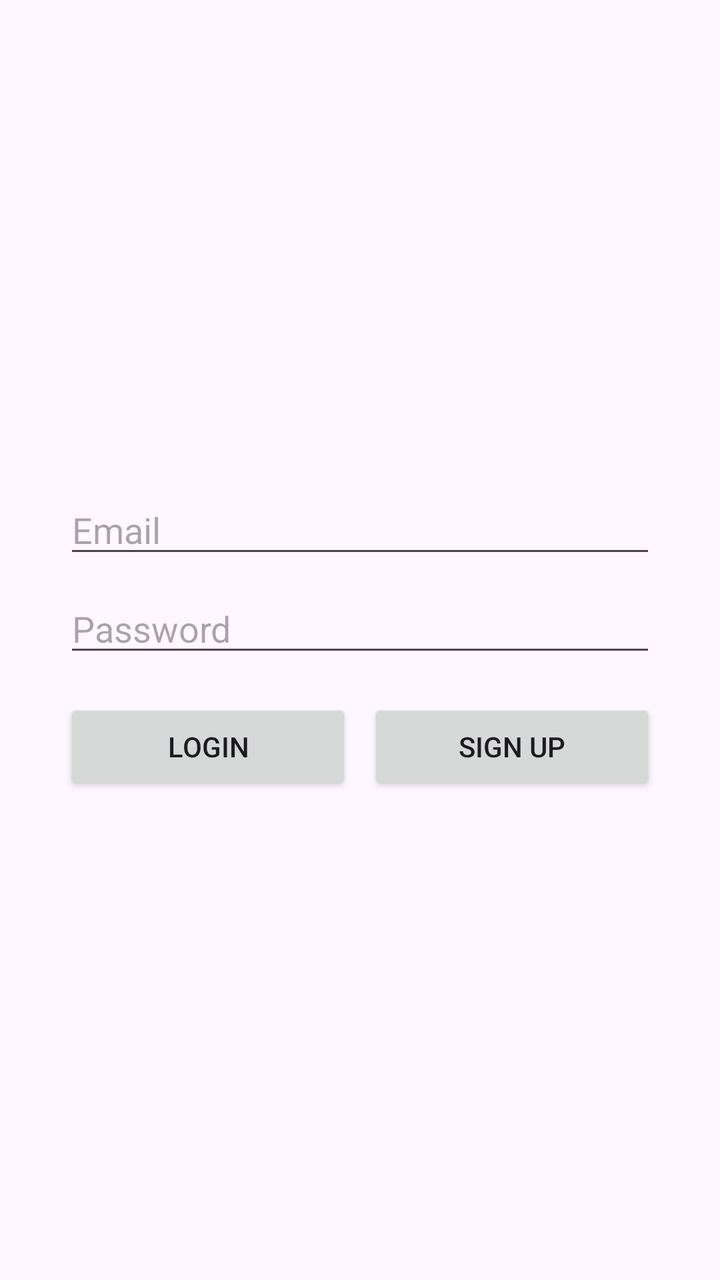
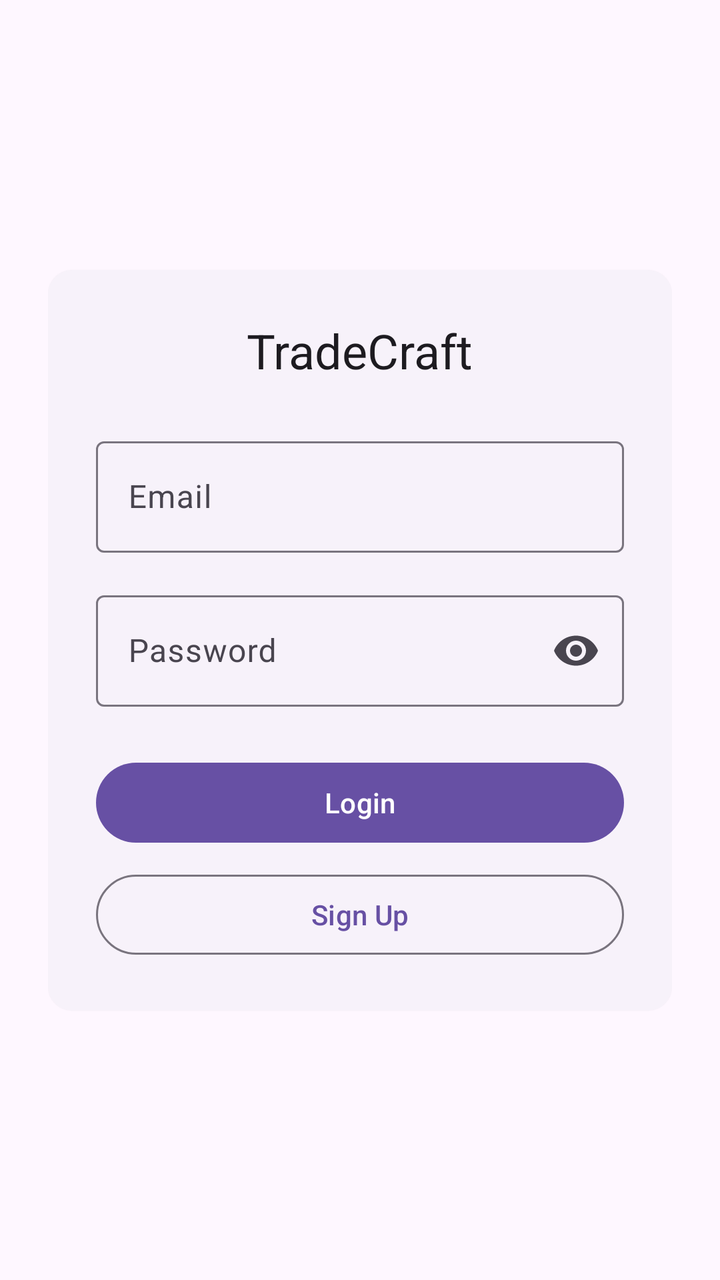

The first picture is an Android layout as it rendered before a commit; the second is the same layout after the commit. The layout source and the unified diff follow.
<!-- AndroidManifest.xml: application theme Theme.TradeCraft -->
<!-- res/layout/activity_login.xml -->
<?xml version="1.0" encoding="utf-8"?>
<LinearLayout xmlns:android="http://schemas.android.com/apk/res/android"
    xmlns:tools="http://schemas.android.com/tools"
    android:layout_width="match_parent"
    android:layout_height="match_parent"
    android:orientation="vertical"
    android:gravity="center"
    android:padding="32dp"
    tools:context=".ui.LoginActivity">

    <EditText
        android:id="@+id/email_input"
        android:layout_width="match_parent"
        android:layout_height="wrap_content"
        android:hint="@string/hint_email"
        android:inputType="textEmailAddress"
        android:autofillHints="emailAddress" />

    <EditText
        android:id="@+id/password_input"
        android:layout_width="match_parent"
        android:layout_height="wrap_content"
        android:layout_marginTop="8dp"
        android:hint="@string/hint_password"
        android:inputType="textPassword"
        android:autofillHints="password" />

    <LinearLayout
        android:layout_width="match_parent"
        android:layout_height="wrap_content"
        android:layout_marginTop="16dp"
        android:orientation="horizontal">

        <Button
            android:id="@+id/login_button"
            android:layout_width="0dp"
            android:layout_height="wrap_content"
            android:layout_weight="1"
            android:text="@string/action_login" />

        <Button
            android:id="@+id/signup_button"
            android:layout_width="0dp"
            android:layout_height="wrap_content"
            android:layout_weight="1"
            android:layout_marginStart="8dp"
            android:text="@string/action_signup" />
    </LinearLayout>

    <ProgressBar
        android:id="@+id/progress_bar"
        android:layout_width="wrap_content"
        android:layout_height="wrap_content"
        android:layout_marginTop="16dp"
        android:visibility="gone" />

    <TextView
        android:id="@+id/error_text"
        android:layout_width="match_parent"
        android:layout_height="wrap_content"
        android:layout_marginTop="16dp"
        android:textColor="@android:color/holo_red_dark"
        android:visibility="gone" />

</LinearLayout>
<!-- resources referenced by this layout -->
<resources>
  <string name="action_login">Login</string>
  <string name="action_signup">Sign Up</string>
  <string name="hint_email">Email</string>
  <string name="hint_password">Password</string>
  <style name="Theme.TradeCraft" parent="Base.Theme.TradeCraft" />
  <style name="Base.Theme.TradeCraft" parent="Theme.Material3.DayNight.NoActionBar">
          
          
      </style>
</resources>

<!-- the commit's change to res/layout/activity_login.xml (unified diff, before → after) -->
@@ -1,65 +1,104 @@
 <?xml version="1.0" encoding="utf-8"?>
-<LinearLayout xmlns:android="http://schemas.android.com/apk/res/android"
+<androidx.constraintlayout.widget.ConstraintLayout xmlns:android="http://schemas.android.com/apk/res/android"
+    xmlns:app="http://schemas.android.com/apk/res-auto"
     xmlns:tools="http://schemas.android.com/tools"
     android:layout_width="match_parent"
     android:layout_height="match_parent"
-    android:orientation="vertical"
-    android:gravity="center"
-    android:padding="32dp"
+    android:padding="@dimen/spacing_large"
     tools:context=".ui.LoginActivity">
 
-    <EditText
-        android:id="@+id/email_input"
-        android:layout_width="match_parent"
+    <com.google.android.material.card.MaterialCardView
+        android:id="@+id/login_card"
+        style="@style/Widget.Material3.CardView.Elevated"
+        android:layout_width="0dp"
         android:layout_height="wrap_content"
-        android:hint="@string/hint_email"
-        android:inputType="textEmailAddress"
-        android:autofillHints="emailAddress" />
+        app:layout_constraintWidth_max="@dimen/card_max_width"
+        app:layout_constraintTop_toTopOf="parent"
+        app:layout_constraintBottom_toBottomOf="parent"
+        app:layout_constraintStart_toStartOf="parent"
+        app:layout_constraintEnd_toEndOf="parent">
 
-    <EditText
-        android:id="@+id/password_input"
-        android:layout_width="match_parent"
-        android:layout_height="wrap_content"
-        android:layout_marginTop="8dp"
-        android:hint="@string/hint_password"
-        android:inputType="textPassword"
-        android:autofillHints="password" />
+        <LinearLayout
+            android:layout_width="match_parent"
+            android:layout_height="wrap_content"
+            android:orientation="vertical"
+            android:padding="@dimen/spacing_large">
 
-    <LinearLayout
-        android:layout_width="match_parent"
-        android:layout_height="wrap_content"
-        android:layout_marginTop="16dp"
-        android:orientation="horizontal">
+            <TextView
+                android:id="@+id/title_text"
+                android:layout_width="wrap_content"
+                android:layout_height="wrap_content"
+                android:layout_gravity="center_horizontal"
+                android:layout_marginBottom="@dimen/spacing_large"
+                android:text="@string/app_name"
+                android:textAppearance="?attr/textAppearanceHeadlineSmall" />
 
-        <Button
-            android:id="@+id/login_button"
-            android:layout_width="0dp"
-            android:layout_height="wrap_content"
-            android:layout_weight="1"
-            android:text="@string/action_login" />
+            <com.google.android.material.textfield.TextInputLayout
+                android:id="@+id/email_layout"
+                style="@style/Widget.Material3.TextInputLayout.OutlinedBox"
+                android:layout_width="match_parent"
+                android:layout_height="wrap_content"
+                android:hint="@string/hint_email">
 
-        <Button
-            android:id="@+id/signup_button"
-            android:layout_width="0dp"
-            android:layout_height="wrap_content"
-            android:layout_weight="1"
-            android:layout_marginStart="8dp"
-            android:text="@string/action_signup" />
-    </LinearLayout>
+                <com.google.android.material.textfield.TextInputEditText
+                    android:id="@+id/email_input"
+                    android:layout_width="match_parent"
+                    android:layout_height="wrap_content"
+                    android:autofillHints="emailAddress"
+                    android:inputType="textEmailAddress" />
+            </com.google.android.material.textfield.TextInputLayout>
 
-    <ProgressBar
-        android:id="@+id/progress_bar"
-        android:layout_width="wrap_content"
-        android:layout_height="wrap_content"
-        android:layout_marginTop="16dp"
-        android:visibility="gone" />
+            <com.google.android.material.textfield.TextInputLayout
+                android:id="@+id/password_layout"
+                style="@style/Widget.Material3.TextInputLayout.OutlinedBox"
+                android:layout_width="match_parent"
+                android:layout_height="wrap_content"
+                android:layout_marginTop="@dimen/spacing_medium"
+                android:hint="@string/hint_password"
+                app:endIconMode="password_toggle">
 
-    <TextView
-        android:id="@+id/error_text"
-        android:layout_width="match_parent"
-        android:layout_height="wrap_content"
-        android:layout_marginTop="16dp"
-        android:textColor="@android:color/holo_red_dark"
-        android:visibility="gone" />
+                <com.google.android.material.textfield.TextInputEditText
+                    android:id="@+id/password_input"
+                    android:layout_width="match_parent"
+                    android:layout_height="wrap_content"
+                    android:autofillHints="password"
+                    android:inputType="textPassword" />
+            </com.google.android.material.textfield.TextInputLayout>
 
-</LinearLayout>
+            <com.google.android.material.button.MaterialButton
+                android:id="@+id/login_button"
+                android:layout_width="match_parent"
+                android:layout_height="wrap_content"
+                android:layout_marginTop="@dimen/spacing_large"
+                android:text="@string/action_login" />
+
+            <com.google.android.material.button.MaterialButton
+                android:id="@+id/signup_button"
+                style="@style/Widget.Material3.Button.OutlinedButton"
+                android:layout_width="match_parent"
+                android:layout_height="wrap_content"
+                android:layout_marginTop="@dimen/spacing_small"
+                android:text="@string/action_signup" />
+
+            <ProgressBar
+                android:id="@+id/progress_bar"
+                android:layout_width="wrap_content"
+                android:layout_height="wrap_content"
+                android:layout_gravity="center_horizontal"
+                android:layout_marginTop="@dimen/spacing_medium"
+                android:visibility="gone" />
+
+            <TextView
+                android:id="@+id/error_text"
+                android:layout_width="match_parent"
+                android:layout_height="wrap_content"
+                android:layout_marginTop="@dimen/spacing_medium"
+                android:gravity="center"
+                android:textAppearance="?attr/textAppearanceBodyMedium"
+                android:textColor="?attr/colorError"
+                android:visibility="gone" />
+
+        </LinearLayout>
+    </com.google.android.material.card.MaterialCardView>
+
+</androidx.constraintlayout.widget.ConstraintLayout>
<!-- resource entries referenced after the edit -->
@@ -1,7 +1,12 @@
 <!-- resources referenced by this layout -->
 <resources>
+  <dimen name="card_max_width">420dp</dimen>
+  <dimen name="spacing_large">24dp</dimen>
+  <dimen name="spacing_medium">16dp</dimen>
+  <dimen name="spacing_small">8dp</dimen>
   <string name="action_login">Login</string>
   <string name="action_signup">Sign Up</string>
+  <string name="app_name">TradeCraft</string>
   <string name="hint_email">Email</string>
   <string name="hint_password">Password</string>
   <style name="Theme.TradeCraft" parent="Base.Theme.TradeCraft" />
